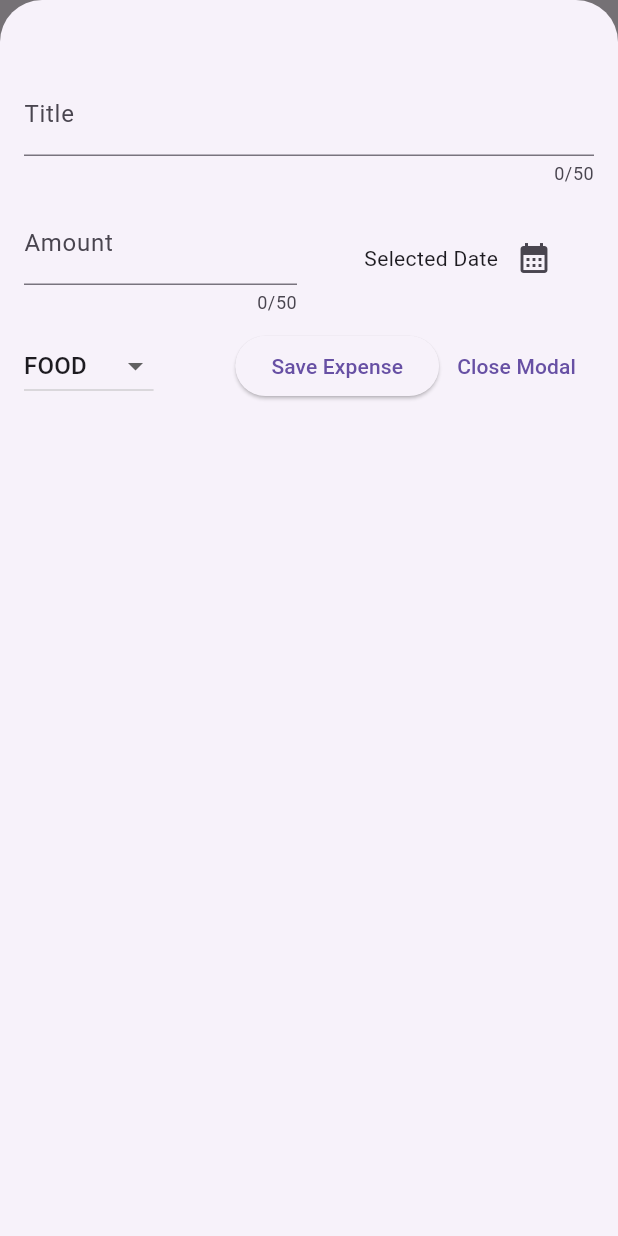
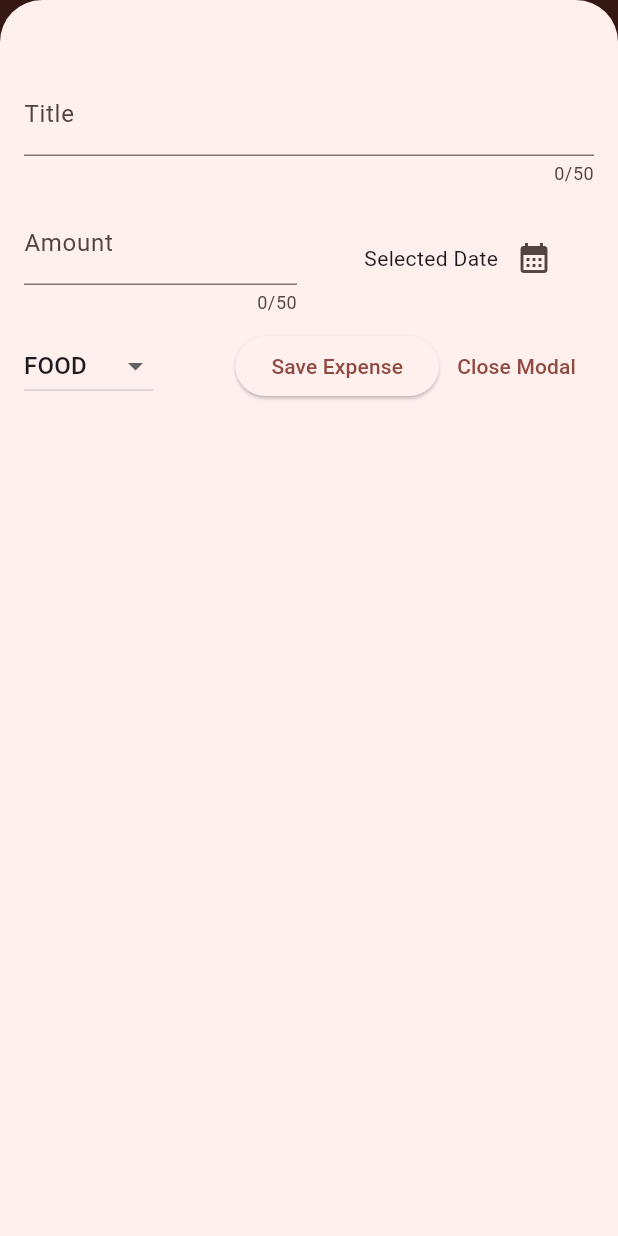
Before and after one commit to ybot1122/flutter-udemy, a Flutter app: the screen it shows after launch, after a tap on the "add" icon, on a phone screen of 412 x 824 dp. Run offline on Flutter 3.47's test engine with Material 3 defaults, Android fonts, the phone set to English and light mode, and no system bars; our stand-ins replace google_fonts.

Commit message:
introduction to themes

```diff
--- a/expense_tracker/lib/expenses.dart
+++ b/expense_tracker/lib/expenses.dart
@@ -42,8 +42,8 @@ class _ExpensesState extends State<Expenses> {
     ScaffoldMessenger.of(context).clearSnackBars();
     ScaffoldMessenger.of(context).showSnackBar(
       SnackBar(
-          content: Text('expense deleted'),
-          duration: Duration(seconds: 3),
+          content: const Text('expense deleted'),
+          duration: const Duration(seconds: 3),
           action: SnackBarAction(
             label: 'undo',
             onPressed: () {
--- a/expense_tracker/lib/main.dart
+++ b/expense_tracker/lib/main.dart
@@ -2,10 +2,17 @@ import 'package:flutter/material.dart';
 
 import 'package:expense_tracker/expenses.dart';
 
+var kColorScheme = ColorScheme.fromSeed(seedColor: Colors.red);
+
 void main() {
   runApp(
-    const MaterialApp(
-      home: Expenses(),
+    MaterialApp(
+      theme: ThemeData().copyWith(
+          colorScheme: kColorScheme,
+          appBarTheme: const AppBarTheme().copyWith(
+              backgroundColor: kColorScheme.onPrimaryContainer,
+              foregroundColor: kColorScheme.primaryContainer)),
+      home: const Expenses(),
     ),
   );
 }
```
